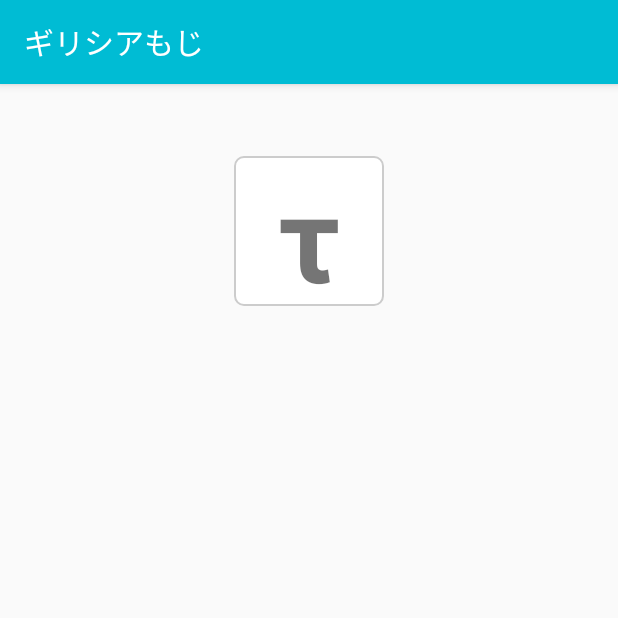
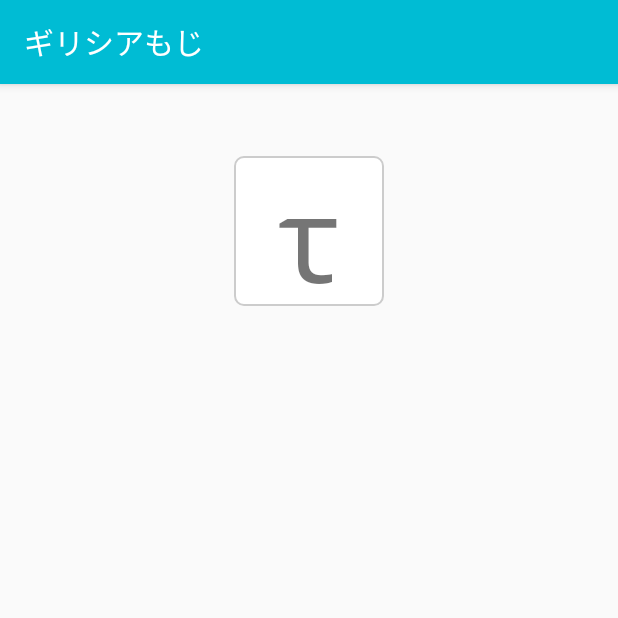
Before and after one commit to genkikanaya/YourStudy, an Android app: the screen it shows after launch (GreekCharacterActivity), after a tap on "ギリシアもじ", on a phone screen of 412 x 824 dp, the top half of it. Run offline under Robolectric (Android 15) with nearby library versions, the phone set to English and light mode, and no system bars.

Commit message:
アルファベットの字体変更

```diff
--- a/app/src/main/res/layout/activity_english.xml
+++ b/app/src/main/res/layout/activity_english.xml
@@ -17,7 +17,7 @@
             android:layout_marginEnd="8dp" android:textSize="80sp"
             android:gravity="center_vertical"
             android:textAlignment="center" android:textStyle="bold" android:layout_marginLeft="8dp"
-            app:layout_constraintEnd_toEndOf="parent" android:layout_marginRight="8dp"/>
+            app:layout_constraintEnd_toEndOf="parent" android:layout_marginRight="8dp" android:fontFamily="monospace"/>
     <TextView
             android:layout_width="match_parent"
             android:layout_height="100dp"
@@ -29,7 +29,7 @@
             android:autoSizeMinTextSize="25sp"
             android:autoSizeMaxTextSize="50sp"
             app:layout_constraintTop_toBottomOf="@+id/alphabet" android:textAlignment="center"
-            android:textStyle="bold"/>
+            android:textStyle="bold" android:fontFamily="monospace"/>
     <Button
             android:text="@string/answer_text"
             android:layout_width="wrap_content"
--- a/app/src/main/res/layout/activity_greek_character.xml
+++ b/app/src/main/res/layout/activity_greek_character.xml
@@ -15,9 +15,9 @@
             app:layout_constraintStart_toStartOf="parent" android:layout_marginStart="8dp"
             android:layout_marginTop="48dp" app:layout_constraintTop_toTopOf="parent"
             android:layout_marginEnd="8dp" android:textSize="80sp"
-            android:gravity="center_vertical"
-            android:textAlignment="center" android:textStyle="bold" android:layout_marginLeft="8dp"
-            app:layout_constraintEnd_toEndOf="parent" android:layout_marginRight="8dp"/>
+            android:gravity="top"
+            android:textAlignment="center"
+            app:layout_constraintEnd_toEndOf="parent" android:fontFamily="monospace"/>
     <TextView
             android:layout_width="match_parent"
             android:layout_height="100dp"
@@ -29,7 +29,7 @@
             android:layout_marginTop="36dp"
             android:gravity="center_vertical"
             app:layout_constraintTop_toBottomOf="@+id/greekCharacter" android:textAlignment="center"
-            android:textStyle="bold" />
+            android:textStyle="bold" android:fontFamily="monospace"/>
     <Button
             android:text="@string/answer_text"
             android:layout_width="wrap_content"
```
